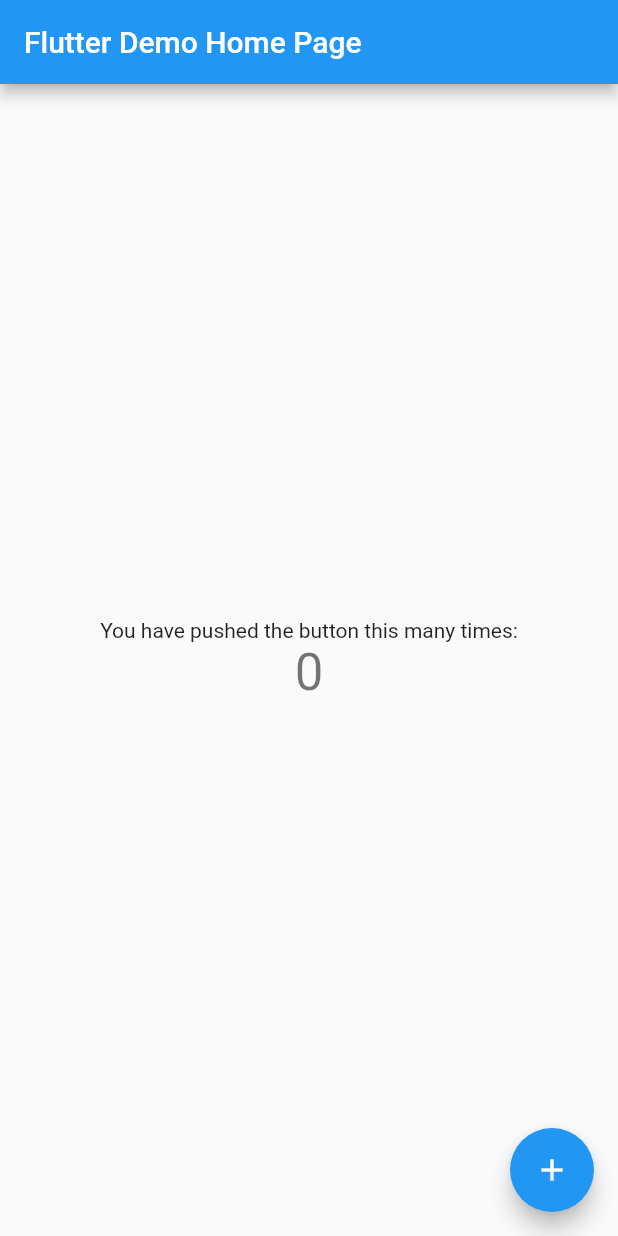
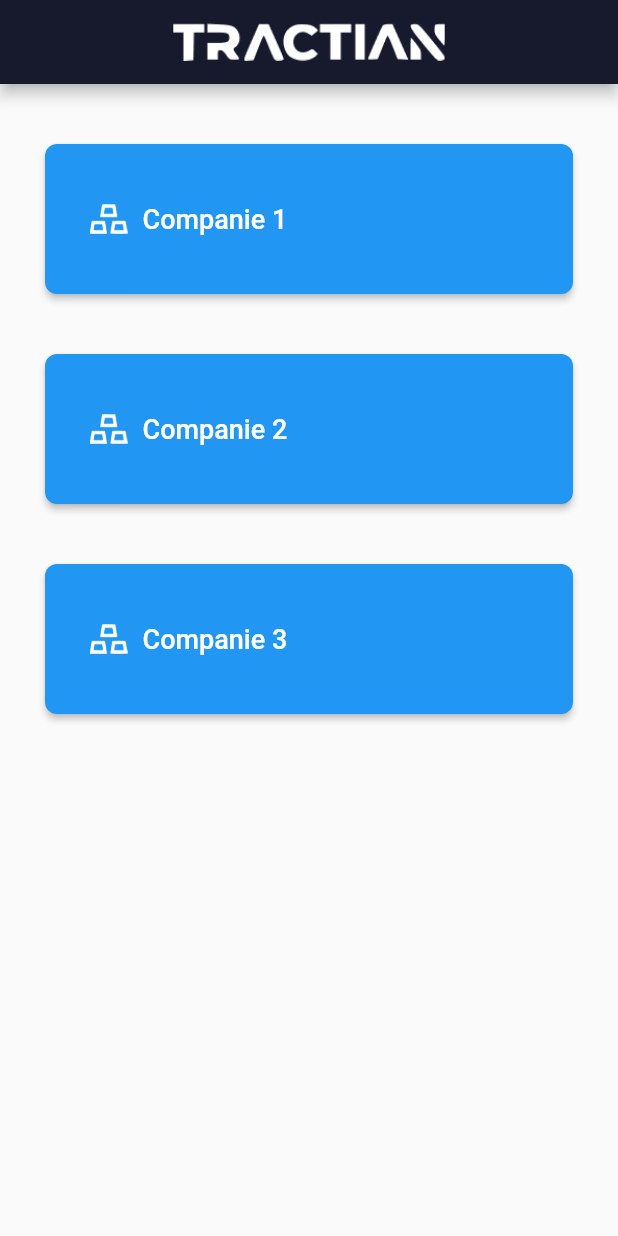
Before and after one commit to DanielErnany/tractian_app, a Flutter app: the screen it shows after launch, on a phone screen of 412 x 824 dp. Run offline on Flutter 3.47's test engine with Material 2 defaults, Android fonts, the phone set to English and light mode, and no system bars.

Commit message:
feat: adds menu screen with simulated data

```diff
--- a/lib/main.dart
+++ b/lib/main.dart
@@ -1,4 +1,5 @@
 import 'package:flutter/material.dart';
+import 'package:tractian_app/pages/menu_page.dart';
 
 void main() {
   runApp(const MyApp());
@@ -14,85 +15,11 @@ class MyApp extends StatelessWidget {
       title: 'Flutter Demo',
       theme: ThemeData(
         primarySwatch: Colors.blue,
+        appBarTheme: const AppBarTheme(
+          backgroundColor: Color.fromRGBO(23, 25, 45, 1),
+        ),
       ),
-      home: const MyHomePage(title: 'Flutter Demo Home Page'),
+      home: const MenuPage(),
     );
   }
 }
-
-class MyHomePage extends StatefulWidget {
-  const MyHomePage({super.key, required this.title});
-
-
-  final String title;
-
-  @override
-  State<MyHomePage> createState() => _MyHomePageState();
-}
-
-class _MyHomePageState extends State<MyHomePage> {
-  int _counter = 0;
-
-  void _incrementCounter() {
-    setState(() {
-      // This call to setState tells the Flutter framework that something has
-      // changed in this State, which causes it to rerun the build method below
-      // so that the display can reflect the updated values. If we changed
-      // _counter without calling setState(), then the build method would not be
-      // called again, and so nothing would appear to happen.
-      _counter++;
-    });
-  }
-
-  @override
-  Widget build(BuildContext context) {
-    // This method is rerun every time setState is called, for instance as done
-    // by the _incrementCounter method above.
-    //
-    // The Flutter framework has been optimized to make rerunning build methods
-    // fast, so that you can just rebuild anything that needs updating rather
-    // than having to individually change instances of widgets.
-    return Scaffold(
-      appBar: AppBar(
-        // Here we take the value from the MyHomePage object that was created by
-        // the App.build method, and use it to set our appbar title.
-        title: Text(widget.title),
-      ),
-      body: Center(
-        // Center is a layout widget. It takes a single child and positions it
-        // in the middle of the parent.
-        child: Column(
-          // Column is also a layout widget. It takes a list of children and
-          // arranges them vertically. By default, it sizes itself to fit its
-          // children horizontally, and tries to be as tall as its parent.
-          //
-          // Invoke "debug painting" (press "p" in the console, choose the
-          // "Toggle Debug Paint" action from the Flutter Inspector in Android
-          // Studio, or the "Toggle Debug Paint" command in Visual Studio Code)
-          // to see the wireframe for each widget.
-          //
-          // Column has various properties to control how it sizes itself and
-          // how it positions its children. Here we use mainAxisAlignment to
-          // center the children vertically; the main axis here is the vertical
-          // axis because Columns are vertical (the cross axis would be
-          // horizontal).
-          mainAxisAlignment: MainAxisAlignment.center,
-          children: <Widget>[
-            const Text(
-              'You have pushed the button this many times:',
-            ),
-            Text(
-              '$_counter',
-              style: Theme.of(context).textTheme.headline4,
-            ),
-          ],
-        ),
-      ),
-      floatingActionButton: FloatingActionButton(
-        onPressed: _incrementCounter,
-        tooltip: 'Increment',
-        child: const Icon(Icons.add),
-      ), // This trailing comma makes auto-formatting nicer for build methods.
-    );
-  }
-}
--- /dev/null
+++ b/lib/models/companie.dart
@@ -0,0 +1,8 @@
+class Companie {
+  String name;
+  String id;
+  Companie({
+    required this.name,
+    required this.id,
+  });
+}
--- /dev/null
+++ b/lib/pages/menu_page.dart
@@ -0,0 +1,52 @@
+import 'package:flutter/material.dart';
+import 'package:tractian_app/utils/images.dart';
+import 'package:tractian_app/widgets/companie_button.dart';
+
+import '../models/companie.dart';
+
+class MenuPage extends StatefulWidget {
+  const MenuPage({super.key});
+
+  @override
+  State<MenuPage> createState() => _MenuPageState();
+}
+
+class _MenuPageState extends State<MenuPage> {
+  final List<Companie> _companies = [
+    Companie(name: "Companie 1", id: "testId1"),
+    Companie(name: "Companie 2", id: "testId2"),
+    Companie(name: "Companie 3", id: "testId3"),
+  ];
+
+  @override
+  Widget build(BuildContext context) {
+    return Scaffold(
+      appBar: AppBar(
+        centerTitle: true,
+        title: SizedBox(
+          height: 25,
+          child: Image.asset(Images.tractianLogo),
+        ),
+      ),
+      body: ListView.separated(
+        padding: const EdgeInsets.symmetric(
+          horizontal: 30,
+          vertical: 40,
+        ),
+        itemCount: _companies.length,
+        separatorBuilder: (context, index) => const SizedBox(
+          height: 40,
+        ),
+        itemBuilder: (context, index) {
+          return SizedBox(
+            height: 100,
+            child: CompanieButton(
+              name: _companies[index].name,
+              id: _companies[index].id,
+            ),
+          );
+        },
+      ),
+    );
+  }
+}
--- /dev/null
+++ b/lib/utils/images.dart
@@ -0,0 +1,4 @@
+class Images {
+  static const String tractianLogo = "assets/images/tractian_logo.png";
+  static const String companieIcon = "assets/images/companie_icon.png";
+}
--- /dev/null
+++ b/lib/widgets/companie_button.dart
@@ -0,0 +1,43 @@
+import 'package:flutter/material.dart';
+import 'package:tractian_app/utils/images.dart';
+
+class CompanieButton extends StatelessWidget {
+  String name;
+  String id;
+  CompanieButton({
+    Key? key,
+    required this.name,
+    required this.id,
+  }) : super(key: key);
+
+  @override
+  Widget build(BuildContext context) {
+    return ElevatedButton(
+      onPressed: (() {}),
+      style: ElevatedButton.styleFrom(
+        padding: const EdgeInsets.only(left: 30),
+        shape: RoundedRectangleBorder(
+          borderRadius: BorderRadius.circular(8),
+        ),
+      ),
+      child: Row(
+        children: [
+          SizedBox(
+            height: 25,
+            width: 25,
+            child: Image.asset(Images.companieIcon),
+          ),
+          const SizedBox(
+            width: 10,
+          ),
+          Text(
+            name,
+            style: const TextStyle(
+              fontSize: 18,
+            ),
+          ),
+        ],
+      ),
+    );
+  }
+}
--- a/pubspec.yaml
+++ b/pubspec.yaml
@@ -60,8 +60,8 @@ flutter:
   uses-material-design: true
 
   # To add assets to your application, add an assets section, like this:
-  # assets:
-  #   - images/a_dot_burr.jpeg
+  assets:
+    - assets/images/
   #   - images/a_dot_ham.jpeg
 
   # An image asset can refer to one or more resolution-specific "variants", see
```
Also changed, not shown: assets/images/companie_icon.png (added), assets/images/tractian_logo.png (added).
